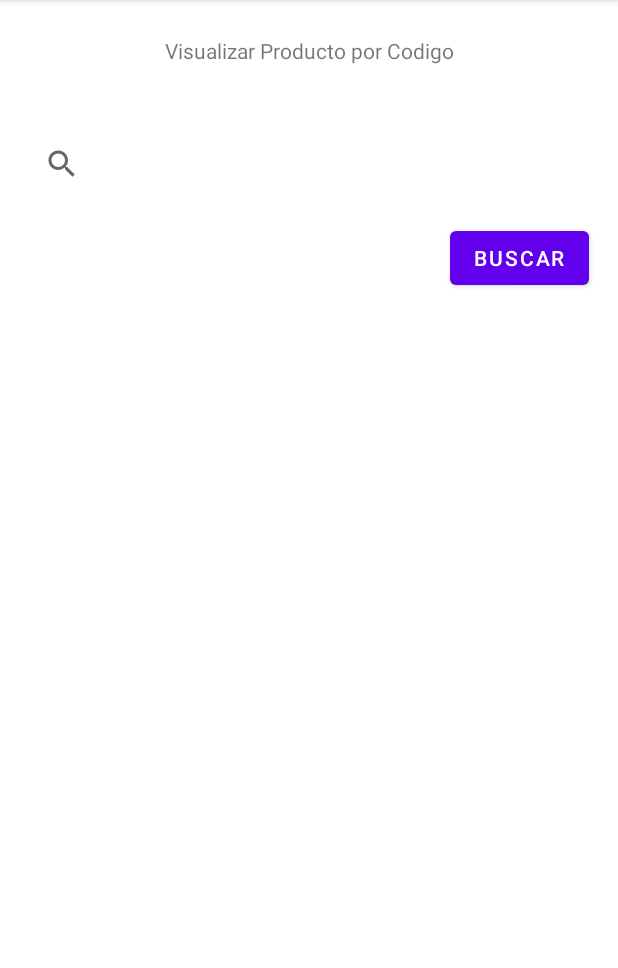
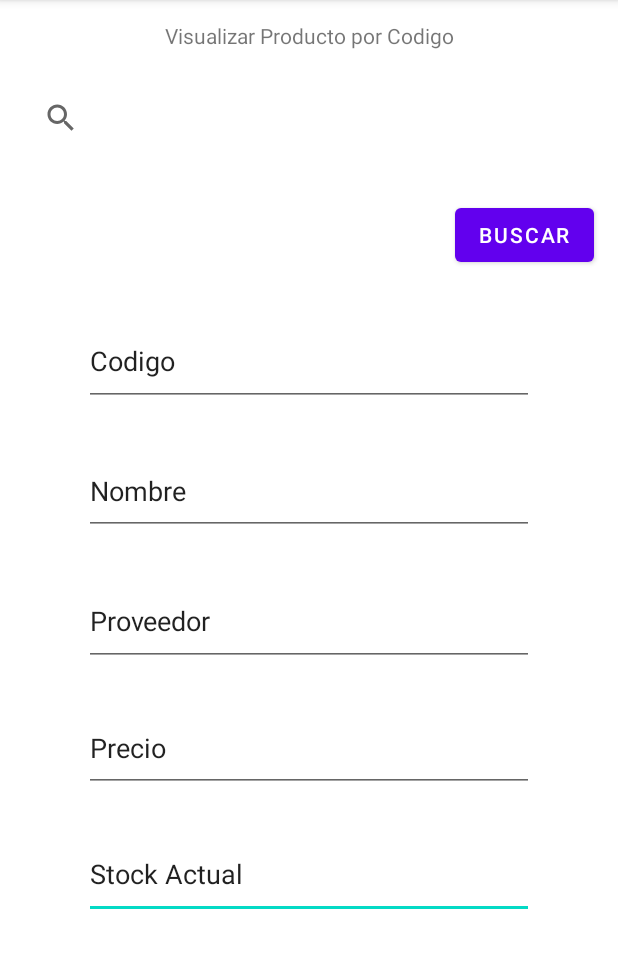
Before and after one commit to Hepburn23/PDM_2021_III_PROYECTO1, an Android app: the ProductoPorCodigoActivity screen opened directly, with no data from a screen before it, on a phone screen of 412 x 824 dp, the part 84-1052 px from its top. Run offline under Robolectric (Android 15) with nearby library versions, the phone set to English and light mode, and no system bars.

Commit message:
Cambios a ProductosActivity, ProductoPorCodigoActivity, activity_producto_por_codigo, activity_productos

```diff
--- a/app/src/main/res/layout/activity_producto_por_codigo.xml
+++ b/app/src/main/res/layout/activity_producto_por_codigo.xml
@@ -6,14 +6,89 @@
     android:layout_height="match_parent"
     tools:context=".ProductoPorCodigoActivity">
 
+    <EditText
+        android:id="@+id/txtShowStock"
+        android:layout_width="0dp"
+        android:layout_height="0dp"
+        android:layout_marginStart="56dp"
+        android:layout_marginEnd="56dp"
+        android:layout_marginBottom="155dp"
+        android:ems="10"
+        android:inputType="textPersonName"
+        android:text="Stock Actual"
+        app:layout_constraintBottom_toBottomOf="parent"
+        app:layout_constraintEnd_toEndOf="parent"
+        app:layout_constraintStart_toStartOf="parent"
+        app:layout_constraintTop_toBottomOf="@+id/txtShowPrice" />
+
+    <EditText
+        android:id="@+id/txtShowPrice"
+        android:layout_width="0dp"
+        android:layout_height="0dp"
+        android:layout_marginStart="56dp"
+        android:layout_marginEnd="56dp"
+        android:layout_marginBottom="25dp"
+        android:ems="10"
+        android:inputType="textPersonName"
+        android:text="Precio"
+        app:layout_constraintBottom_toTopOf="@+id/txtShowStock"
+        app:layout_constraintEnd_toEndOf="parent"
+        app:layout_constraintStart_toStartOf="parent"
+        app:layout_constraintTop_toBottomOf="@+id/txtShowProvider" />
+
+    <EditText
+        android:id="@+id/txtShowCode"
+        android:layout_width="0dp"
+        android:layout_height="0dp"
+        android:layout_marginStart="56dp"
+        android:layout_marginEnd="56dp"
+        android:layout_marginBottom="27dp"
+        android:ems="10"
+        android:inputType="textPersonName"
+        android:text="Codigo"
+        app:layout_constraintBottom_toTopOf="@+id/txtShowName"
+        app:layout_constraintEnd_toEndOf="parent"
+        app:layout_constraintStart_toStartOf="parent"
+        app:layout_constraintTop_toBottomOf="@+id/txvProdPerCode" />
+
+    <EditText
+        android:id="@+id/txtShowProvider"
+        android:layout_width="0dp"
+        android:layout_height="0dp"
+        android:layout_marginStart="56dp"
+        android:layout_marginEnd="56dp"
+        android:layout_marginBottom="25dp"
+        android:ems="10"
+        android:inputType="textPersonName"
+        android:text="Proveedor"
+        app:layout_constraintBottom_toTopOf="@+id/txtShowPrice"
+        app:layout_constraintEnd_toEndOf="parent"
+        app:layout_constraintStart_toStartOf="parent"
+        app:layout_constraintTop_toBottomOf="@+id/txtShowName" />
+
+    <EditText
+        android:id="@+id/txtShowName"
+        android:layout_width="0dp"
+        android:layout_height="0dp"
+        android:layout_marginStart="56dp"
+        android:layout_marginEnd="56dp"
+        android:layout_marginBottom="28dp"
+        android:ems="10"
+        android:inputType="textPersonName"
+        android:text="Nombre"
+        app:layout_constraintBottom_toTopOf="@+id/txtShowProvider"
+        app:layout_constraintEnd_toEndOf="parent"
+        app:layout_constraintStart_toStartOf="parent"
+        app:layout_constraintTop_toBottomOf="@+id/txtShowCode" />
+
     <TextView
         android:id="@+id/txvProdPerCode"
         android:layout_width="wrap_content"
         android:layout_height="wrap_content"
-        android:layout_marginTop="16dp"
-        android:layout_marginBottom="35dp"
+        android:layout_marginTop="14dp"
+        android:layout_marginBottom="178dp"
         android:text="Visualizar Producto por Codigo"
-        app:layout_constraintBottom_toTopOf="@+id/searchViewProdPerCode"
+        app:layout_constraintBottom_toTopOf="@+id/txtShowCode"
         app:layout_constraintEnd_toEndOf="parent"
         app:layout_constraintStart_toStartOf="parent"
         app:layout_constraintTop_toTopOf="parent" />
@@ -28,6 +103,7 @@
         android:queryHint="Codigo de producto a buscar"
         app:layout_constraintBottom_toTopOf="@+id/btnSearchProdPerCode"
         app:layout_constraintEnd_toEndOf="parent"
+        app:layout_constraintHorizontal_bias="0.483"
         app:layout_constraintStart_toStartOf="parent"
         app:layout_constraintTop_toBottomOf="@+id/txvProdPerCode" />
 
@@ -35,7 +111,7 @@
         android:id="@+id/btnSearchProdPerCode"
         android:layout_width="wrap_content"
         android:layout_height="wrap_content"
-        android:layout_marginEnd="19dp"
+        android:layout_marginEnd="16dp"
         android:layout_marginBottom="564dp"
         android:text="Buscar"
         app:layout_constraintBottom_toBottomOf="parent"
--- a/app/src/main/res/layout/activity_productos.xml
+++ b/app/src/main/res/layout/activity_productos.xml
@@ -10,7 +10,7 @@
         android:id="@+id/txtStock"
         android:layout_width="273dp"
         android:layout_height="44dp"
-        android:layout_marginTop="40dp"
+        android:layout_marginTop="44dp"
         android:ems="10"
         android:hint="Ingrese el stock actual"
         android:inputType="textPersonName"
@@ -37,10 +37,10 @@
         android:text="Stock Actual"
         app:layout_constraintBottom_toBottomOf="parent"
         app:layout_constraintEnd_toEndOf="parent"
-        app:layout_constraintHorizontal_bias="0.048"
+        app:layout_constraintHorizontal_bias="0.03"
         app:layout_constraintStart_toStartOf="parent"
         app:layout_constraintTop_toTopOf="parent"
-        app:layout_constraintVertical_bias="0.688" />
+        app:layout_constraintVertical_bias="0.71" />
 
     <TextView
         android:id="@+id/txvPrice"
```
Also changed, not shown: app/src/main/java/hn/edu/ujcv/pdm_2021_iii_p1_proyecto1/ProductosActivity.kt (+45 -2 lines).
